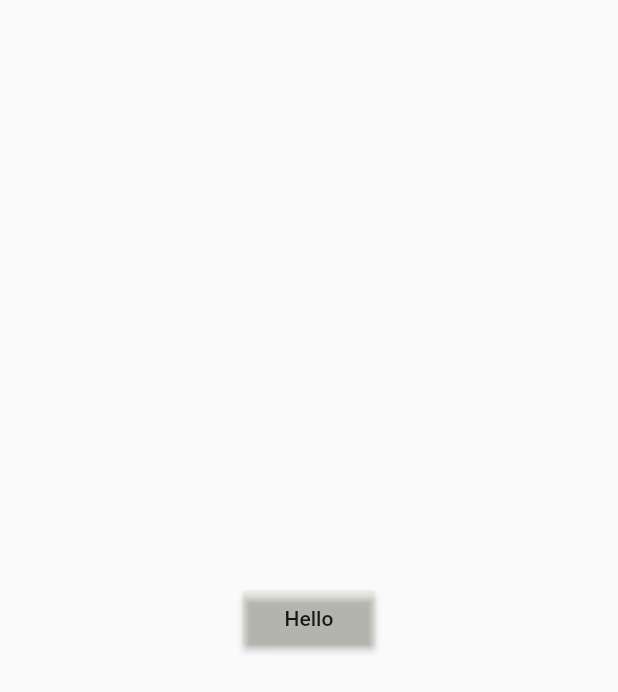
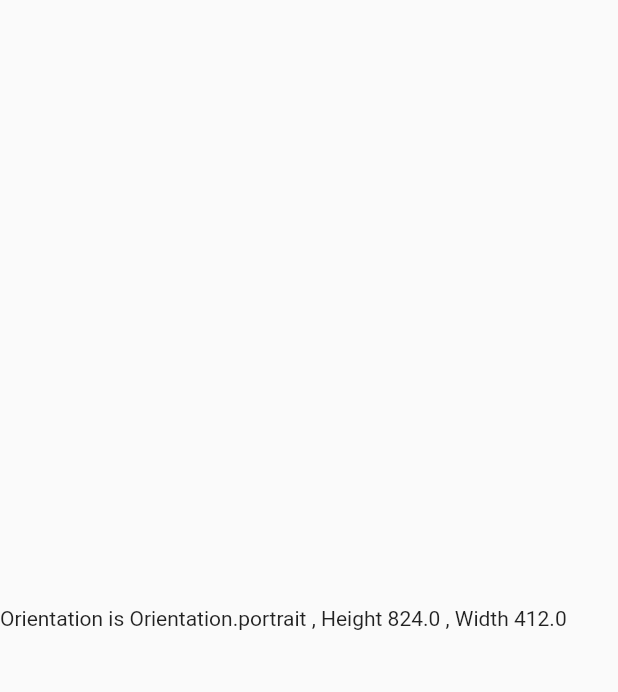
Before and after one commit to imran-maher/Pet-Paradise, a Flutter app: the first screen one second after launch, on a phone screen of 412 x 824 dp. Shown: the top 692 px of the screen. Run offline on Flutter 3.47's test engine with Material 2 defaults, Android fonts, the phone set to English and light mode, and no system bars.

Commit message:
Splash Screen , Main Dashboard and Login Screen Basic setup done , Some Important Images added like background images for different screens

```diff
--- a/lib/main.dart
+++ b/lib/main.dart
@@ -1,8 +1,9 @@
 import 'package:flutter/material.dart';
-import 'package:pet_paradise/utils/colors.dart';
+import 'package:pet_paradise/screens/splash_screen.dart';
 import 'package:pet_paradise/utils/strings.dart';
 
 main() {
+  WidgetsFlutterBinding.ensureInitialized();
   runApp(MyPetParadiseApp());
 }
 
@@ -13,16 +14,8 @@ class MyPetParadiseApp extends StatelessWidget {
   Widget build(BuildContext context) {
     return MaterialApp(
       title: MyStrings.APP_TITTLE,
-      theme: ThemeData(primarySwatch: Colors.pink),
-      home: Scaffold(
-        body: Center(
-          child: MaterialButton(
-            onPressed: (){},
-            color: MyColors.green,
-            child: Text("Hello"),
-          ),
-        ),
-      ),
+      theme: ThemeData(primarySwatch: Colors.green),
+      home: SplashScreen(),
     );
   }
 }
--- /dev/null
+++ b/lib/screens/splash_screen.dart
@@ -0,0 +1,38 @@
+import 'dart:async';
+
+import 'package:flutter/material.dart';
+import 'package:flutter/services.dart';
+import 'package:pet_paradise/screens/main_dashboard.dart';
+import 'package:pet_paradise/utils/size_config.dart';
+
+class SplashScreen extends StatefulWidget {
+  const SplashScreen({Key? key}) : super(key: key);
+
+  @override
+  State<SplashScreen> createState() => _SplashScreenState();
+}
+
+class _SplashScreenState extends State<SplashScreen> {
+  @override
+  void initState() {
+    // TODO: implement initState
+    super.initState();
+    SystemChrome.setEnabledSystemUIMode(SystemUiMode.leanBack,overlays: [SystemUiOverlay.bottom]);
+    Timer(Duration(seconds: 3) , (){
+      Navigator.of(context).pushReplacement(MaterialPageRoute(builder: (BuildContext context) =>MainDashboard()));
+    });
+  }
+  @override
+  Widget build(BuildContext context) {
+    MyAppSize.config(MediaQuery.of(context));
+    return Scaffold(
+      body: Column(
+        mainAxisAlignment: MainAxisAlignment.center,
+        children: [
+          Text(
+              "Orientation is ${MyAppSize.orientation} , Height ${MyAppSize.height} , Width ${MyAppSize.width}")
+        ],
+      ),
+    );
+  }
+}
--- a/lib/utils/colors.dart
+++ b/lib/utils/colors.dart
@@ -1,5 +1,8 @@
 import 'package:flutter/material.dart';
 
 class MyColors{
-  static final Color green = Color(0xf89AA28);
+  static const MaterialColor LIGHT_GREEN = MaterialColor(0xff89AA28 , <int , Color>{100 : Color(0xff89AA28)});
+  static const Color LIGHT_GREEN50 = Color(0x8089aa28);
+  static const Color DARK_GREEN = Color(0xff0A6825);
+
 }
--- /dev/null
+++ b/lib/utils/size_config.dart
@@ -0,0 +1,18 @@
+import 'package:flutter/material.dart';
+
+class MyAppSize{
+  static Size? size ;
+  static double? height;
+  static double? width;
+  static Orientation? orientation;
+
+  MyAppSize.config(MediaQueryData mediaQueryData){
+    size = mediaQueryData.size;
+    orientation = mediaQueryData.orientation;
+    height = size?.height;
+    width = size?.width;
+
+
+  }
+
+}
--- a/pubspec.yaml
+++ b/pubspec.yaml
@@ -55,6 +55,7 @@ dev_dependencies:
 flutter:
   assets:
     - assets/images/
+    - assets/images/backgrounds/
   uses-material-design: true
   # To add assets to your application, add an assets section, like this:
   # assets:
```
Also changed, not shown: lib/screens/loginScreen.dart (added, +21 -0 lines), lib/screens/main_dashboard.dart (added, +100 -0 lines), assets/images/backgrounds/login_bg.png (added), assets/images/backgrounds/main_dashboard_bg.png (added), assets/images/backgrounds/services_dashboard_bg.png (added).
